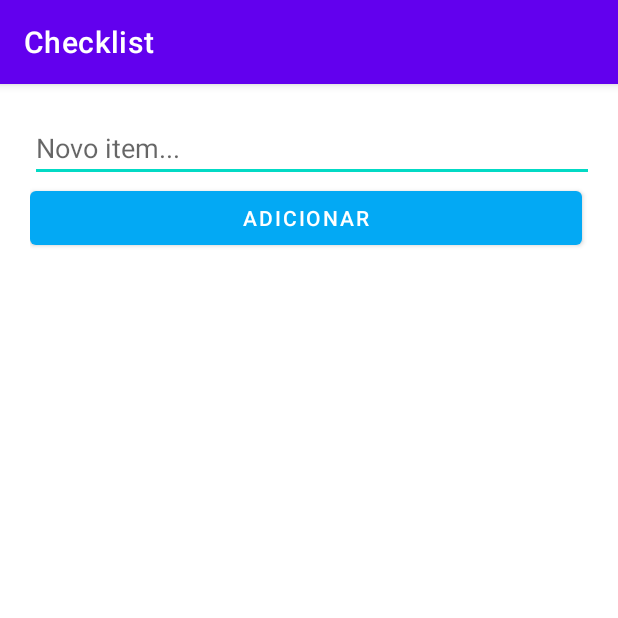
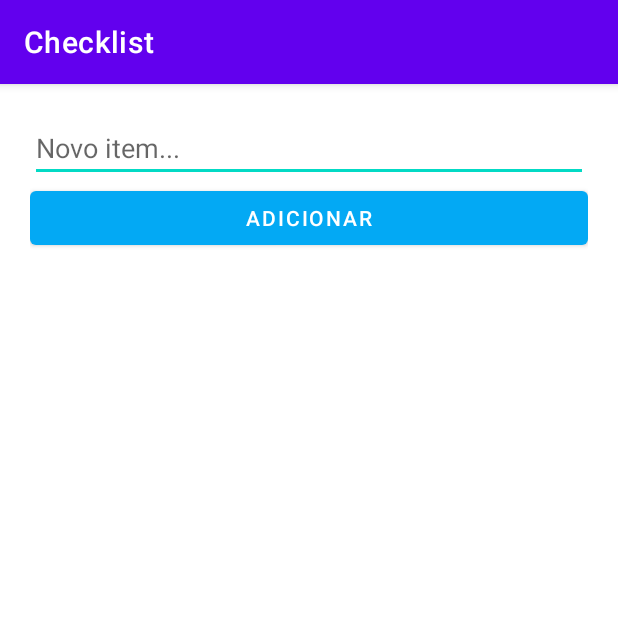
Before and after one commit to JoojVitor/Mobile-1, an Android app: the screen it shows after launch (MainActivity), on a phone screen of 412 x 824 dp, the top half of it. Run offline under Robolectric (Android 15) with nearby library versions, the phone set to English and light mode, and no system bars.

Commit message:
Adjusta largura dos widgets

```diff
--- a/app/src/main/res/layout/activity_main.xml
+++ b/app/src/main/res/layout/activity_main.xml
@@ -10,7 +10,7 @@
 
     <EditText
         android:id="@+id/txtTituloItem"
-        android:layout_width="391dp"
+        android:layout_width="match_parent"
         android:layout_height="wrap_content"
         android:ems="10"
         android:hint="Novo item..."
@@ -18,7 +18,7 @@
 
     <Button
         android:id="@+id/btnAdicionarItem"
-        android:layout_width="368dp"
+        android:layout_width="match_parent"
         android:layout_height="wrap_content"
         android:text="Adicionar"
         app:backgroundTint="#03A9F4" />
@@ -28,5 +28,4 @@
         android:layout_width="match_parent"
         android:layout_height="match_parent" />
 
-
 </LinearLayout>
```
